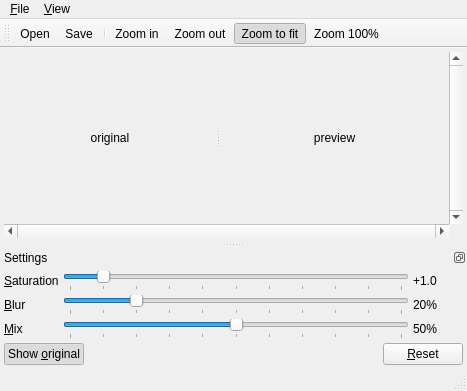
nagyistoce/imaginable, file tonemap_gui/mainwindow.ui: the form before one commit.
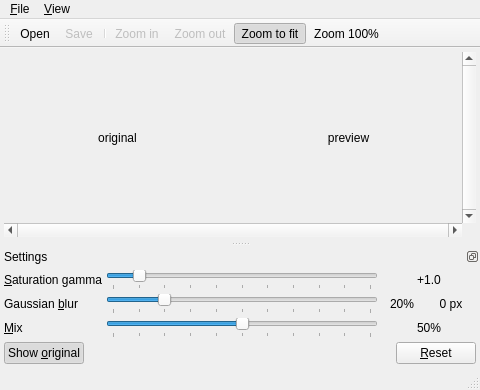
The form after the commit. Icons and pictures are not drawn.

Diff of the .ui file:
```diff
--- a/tonemap_gui/mainwindow.ui
+++ b/tonemap_gui/mainwindow.ui
@@ -6,8 +6,8 @@
    <rect>
     <x>0</x>
     <y>0</y>
-    <width>467</width>
-    <height>391</height>
+    <width>480</width>
+    <height>390</height>
    </rect>
   </property>
   <property name="windowTitle">
@@ -45,29 +45,59 @@
         </widget>
        </item>
        <item row="0" column="0">
-        <widget class="QSplitter" name="splitter">
-         <property name="orientation">
-          <enum>Qt::Horizontal</enum>
-         </property>
-         <property name="childrenCollapsible">
-          <bool>false</bool>
-         </property>
-         <widget class="QLabel" name="original">
-          <property name="text">
-           <string>original</string>
+        <widget class="QWidget" name="views" native="true">
+         <layout class="QHBoxLayout" name="horizontalLayout" stretch="1,1">
+          <property name="spacing">
+           <number>4</number>
           </property>
-          <property name="alignment">
-           <set>Qt::AlignCenter</set>
+          <property name="margin">
+           <number>0</number>
           </property>
-         </widget>
-         <widget class="QLabel" name="preview">
-          <property name="text">
-           <string>preview</string>
-          </property>
-          <property name="alignment">
-           <set>Qt::AlignCenter</set>
-          </property>
-         </widget>
+          <item>
+           <widget class="QLabel" name="original_view">
+            <property name="sizePolicy">
+             <sizepolicy hsizetype="Expanding" vsizetype="Expanding">
+              <horstretch>0</horstretch>
+              <verstretch>0</verstretch>
+             </sizepolicy>
+            </property>
+            <property name="minimumSize">
+             <size>
+              <width>50</width>
+              <height>50</height>
+             </size>
+            </property>
+            <property name="text">
+             <string>original</string>
+            </property>
+            <property name="alignment">
+             <set>Qt::AlignCenter</set>
+            </property>
+           </widget>
+          </item>
+          <item>
+           <widget class="QLabel" name="preview">
+            <property name="sizePolicy">
+             <sizepolicy hsizetype="Expanding" vsizetype="Expanding">
+              <horstretch>0</horstretch>
+              <verstretch>0</verstretch>
+             </sizepolicy>
+            </property>
+            <property name="minimumSize">
+             <size>
+              <width>50</width>
+              <height>50</height>
+             </size>
+            </property>
+            <property name="text">
+             <string>preview</string>
+            </property>
+            <property name="alignment">
+             <set>Qt::AlignCenter</set>
+            </property>
+           </widget>
+          </item>
+         </layout>
         </widget>
        </item>
        <item row="0" column="1">
@@ -90,7 +120,7 @@
     <rect>
      <x>0</x>
      <y>0</y>
-     <width>467</width>
+     <width>480</width>
      <height>19</height>
     </rect>
    </property>
@@ -169,7 +199,7 @@
        <item row="0" column="0">
         <widget class="QLabel" name="label_saturation">
          <property name="text">
-          <string>&amp;Saturation</string>
+          <string>&amp;Saturation gamma</string>
          </property>
          <property name="buddy">
           <cstring>slider_saturation</cstring>
@@ -205,19 +235,22 @@
          </property>
          <property name="minimumSize">
           <size>
-           <width>50</width>
+           <width>40</width>
            <height>0</height>
           </size>
          </property>
          <property name="text">
           <string>+1.0</string>
          </property>
+         <property name="alignment">
+          <set>Qt::AlignCenter</set>
+         </property>
         </widget>
        </item>
        <item row="1" column="0">
         <widget class="QLabel" name="label_blur">
          <property name="text">
-          <string>&amp;Blur</string>
+          <string>Gaussian &amp;blur</string>
          </property>
          <property name="buddy">
           <cstring>slider_blur</cstring>
@@ -243,25 +276,6 @@
          </property>
         </widget>
        </item>
-       <item row="1" column="2">
-        <widget class="QLabel" name="value_blur">
-         <property name="sizePolicy">
-          <sizepolicy hsizetype="Minimum" vsizetype="Preferred">
-           <horstretch>0</horstretch>
-           <verstretch>0</verstretch>
-          </sizepolicy>
-         </property>
-         <property name="minimumSize">
-          <size>
-           <width>50</width>
-           <height>0</height>
-          </size>
-         </property>
-         <property name="text">
-          <string>20%</string>
-         </property>
-        </widget>
-       </item>
        <item row="2" column="1">
         <widget class="QSlider" name="slider_mix">
          <property name="maximum">
@@ -301,15 +315,72 @@
          </property>
          <property name="minimumSize">
           <size>
-           <width>50</width>
+           <width>40</width>
            <height>0</height>
           </size>
          </property>
          <property name="text">
           <string>50%</string>
          </property>
+         <property name="alignment">
+          <set>Qt::AlignCenter</set>
+         </property>
         </widget>
        </item>
+       <item row="1" column="2">
+        <layout class="QHBoxLayout" name="horizontalLayout_3">
+         <property name="spacing">
+          <number>4</number>
+         </property>
+         <property name="margin">
+          <number>0</number>
+         </property>
+         <item>
+          <widget class="QLabel" name="value_blur_percent">
+           <property name="sizePolicy">
+            <sizepolicy hsizetype="Minimum" vsizetype="Preferred">
+             <horstretch>0</horstretch>
+             <verstretch>0</verstretch>
+            </sizepolicy>
+           </property>
+           <property name="minimumSize">
+            <size>
+             <width>40</width>
+             <height>0</height>
+            </size>
+           </property>
+           <property name="text">
+            <string>20%</string>
+           </property>
+           <property name="alignment">
+            <set>Qt::AlignCenter</set>
+           </property>
+          </widget>
+         </item>
+         <item>
+          <widget class="QLabel" name="value_blur_pixels">
+           <property name="sizePolicy">
+            <sizepolicy hsizetype="Minimum" vsizetype="Preferred">
+             <horstretch>0</horstretch>
+             <verstretch>0</verstretch>
+            </sizepolicy>
+           </property>
+           <property name="minimumSize">
+            <size>
+             <width>50</width>
+             <height>0</height>
+            </size>
+           </property>
+           <property name="text">
+            <string>0 px</string>
+           </property>
+           <property name="alignment">
+            <set>Qt::AlignCenter</set>
+           </property>
+          </widget>
+         </item>
+        </layout>
+       </item>
       </layout>
      </item>
      <item>
@@ -381,6 +452,9 @@
    </property>
   </action>
   <action name="action_Save">
+   <property name="enabled">
+    <bool>false</bool>
+   </property>
    <property name="icon">
     <iconset resource="tonemap_gui.qrc">
      <normaloff>:/file/save</normaloff>:/file/save</iconset>
@@ -399,6 +473,9 @@
    </property>
   </action>
   <action name="action_Zoom_in">
+   <property name="enabled">
+    <bool>false</bool>
+   </property>
    <property name="icon">
     <iconset resource="tonemap_gui.qrc">
      <normaloff>:/zoom/in</normaloff>:/zoom/in</iconset>
@@ -408,6 +485,9 @@
    </property>
   </action>
   <action name="action_Zoom_out">
+   <property name="enabled">
+    <bool>false</bool>
+   </property>
    <property name="icon">
     <iconset resource="tonemap_gui.qrc">
      <normaloff>:/zoom/out</normaloff>:/zoom/out</iconset>
```
Left out of the diff: 254 changed lines with no effect on the pictures.
